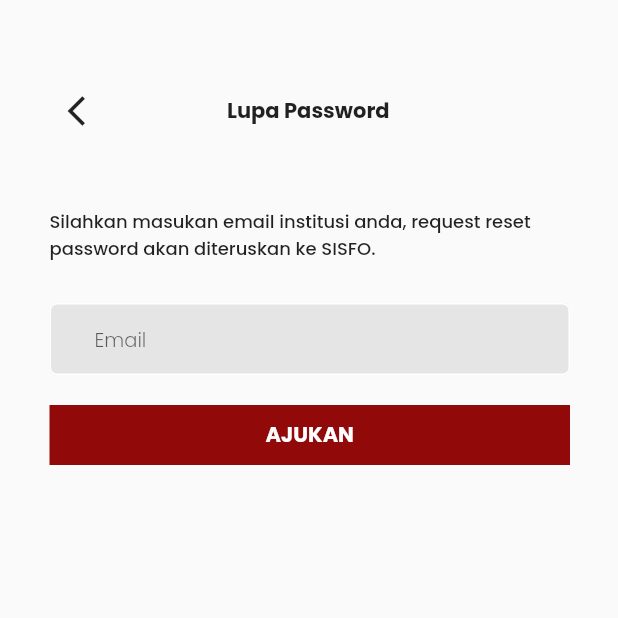
After one commit to L200180196/flutter-1-base, a Flutter app: the Home screen opened directly, after a tap on "Logout", after a tap on "Forgot password?", on a phone screen of 412 x 824 dp, the top half of it. The commit adds this screen. Run offline on Flutter 3.47's test engine with Material 2 defaults, Android fonts, the phone set to English and light mode, and no system bars; our stand-ins replace faker; missing offline and left inert: flutter_randomcolor.

Commit message:
new update latihan

```diff
--- a/flutter_1_base/lib/Exercise_TODO/HomePage.dart
+++ b/flutter_1_base/lib/Exercise_TODO/HomePage.dart
@@ -1,12 +1,20 @@
 import 'package:flutter/material.dart';
 
-class HomePage extends StatelessWidget {
+class HomePage extends StatefulWidget {
+  @override
+  State<HomePage> createState() => _HomePageState();
+}
+
+class _HomePageState extends State<HomePage> {
   final List<Map<String, dynamic>> mylist = [
     {
       "favColor" : ["Black", "Red", "Amber", "Blue","Black", "Red", "Amber", "Blue"]
     },
   ];
+
   Color buttonColor = const Color.fromRGBO(80, 194, 201, 1);
+  Color bgColor = Color.fromRGBO(229, 229, 229, 5);
+  bool statCB = false;
   @override
   Widget build(BuildContext context) {
     return Scaffold(
@@ -59,9 +67,16 @@ class HomePage extends StatelessWidget {
           Container(
             margin: EdgeInsets.symmetric(horizontal: 26),
             width: double.infinity,
-            height: 240,
+            height: 400,
             decoration: BoxDecoration(
-              color: Colors.amber,
+              boxShadow: [
+                BoxShadow(
+                  blurRadius: 50,
+                  blurStyle: BlurStyle.outer,
+                  spreadRadius: 0.1
+                )
+              ],
+              color: bgColor,
               borderRadius: BorderRadius.all(Radius.circular(24)),
             ),
             child: Container(
@@ -79,15 +94,39 @@ class HomePage extends StatelessWidget {
                       ),
                       Padding(
                         padding: const EdgeInsets.only(right: 26),
-                        child: ElevatedButton(
+                        child: IconButton(
+                          iconSize: 30,
                           onPressed: () {},
-                          child: Icon(Icons.add_circle_outline_rounded),
+                          icon: Icon(
+                            Icons.add_circle_outline_rounded,
+                            color: buttonColor
+                          ),
                         ),
                       ),
                     ],
                   ),
                   Container(
-                    height: 100,
+                    padding: EdgeInsets.only(left: 21),
+                    alignment: Alignment.centerLeft,
+                    width: double.infinity,
+                    height: 300,
+                    child: ListView(
+                      children: [
+                        Row(
+                          children: [
+                            Checkbox(
+                              value: statCB,
+                              onChanged: (value){
+                                setState(() {
+                                  statCB = !statCB;
+                                });
+                              }
+                            ),
+                            Text("Cook Rice and Chicken at 10 am")
+                          ],
+                        )
+                      ],
+                    )
                   )
                 ],
               ),
--- /dev/null
+++ b/flutter_1_base/lib/Igracias/Home.dart
@@ -0,0 +1,302 @@
+import 'dart:math';
+
+import 'package:flutter/material.dart';
+import 'package:flutter_1_base/Igracias/Login_I.dart';
+
+class Home extends StatelessWidget {
+Color btnColor = const Color.fromRGBO(145, 9, 9, 1);
+Color boxYellow = Color.fromRGBO(255, 175, 89, 1);
+final List<Container> myList = List.generate(
+  6, (index) {
+    return Container(
+      color: Color.fromARGB(
+        255,
+        Random().nextInt(256),
+        Random().nextInt(256),
+        Random().nextInt(256),
+      ),
+    );
+  }
+);
+
+  @override
+  Widget build(BuildContext context){
+    return Scaffold(
+      backgroundColor: Colors.white,
+      body: ListView(
+        padding: EdgeInsets.fromLTRB(33, 80, 33, 0),
+        children: [
+          Container(
+            child: Column(
+              mainAxisAlignment: MainAxisAlignment.spaceBetween,
+              children: [
+                Row(
+                  mainAxisAlignment: MainAxisAlignment.spaceBetween,
+                  children: [
+                    Container(
+                      alignment: Alignment.topLeft,
+                      width: 90,
+                      height: 18,
+                      child: Image(
+                        fit: BoxFit.cover,
+                        image: AssetImage("images/igracias/logo_igracias.png"),
+                      ),
+                    ),
+                    Container(
+                      width: 75,
+                      height: 23,
+                      margin: EdgeInsets.all(0),
+                      child: ElevatedButton(
+                        onPressed: () {
+                          Navigator.of(context).pushReplacement(
+                            MaterialPageRoute(
+                              builder: ((context) => Login())
+                            )
+                          );
+                        },
+                        style: ButtonStyle(
+                          backgroundColor: MaterialStatePropertyAll(Colors.white),
+
+                        ),
+                        child: Text(
+                          "Logout",
+                          textAlign: TextAlign.center,
+                          style: TextStyle(
+                            color: btnColor,
+                            fontSize: 12,
+                            fontWeight: FontWeight.w700
+                          ),
+                        ),
+                      ),
+                    ),
+                  ],
+                ),
+                Padding(
+                  padding: EdgeInsets.fromLTRB(0, 24, 0, 12),
+                  child: Row(
+                    mainAxisAlignment: MainAxisAlignment.spaceBetween,
+                    children: [
+                      Container(
+                        width: 280,
+                        child: Column(
+                          children: [
+                            Container(
+                              width: double.infinity,
+                              child: Text(
+                                textAlign: TextAlign.left,
+                                "Hallo",
+                                style: TextStyle(
+
+                                  fontWeight: FontWeight.w400,
+                                  fontSize: 16,
+                                ),
+                              ),
+                            ),
+                            Container(
+                              width: double.infinity,
+                              child: Text(
+                                "Amartya Maulana",
+                                textAlign: TextAlign.left,
+                                style: TextStyle(
+                                  fontWeight: FontWeight.bold,
+                                  fontSize: 16,
+                                ),
+                              ),
+                            ),
+                            Container(
+                              width: double.infinity,
+                              child: Text(
+                                "Selasa 14 Maret 2023",
+                                textAlign: TextAlign.left,
+                                style: TextStyle(
+                                  fontWeight: FontWeight.w600,
+                                  fontSize: 12,
+                                ),
+                              ),
+                            ),
+                          ],
+                        ),
+                      ),
+                      IconButton(
+                        onPressed: () {},
+                        icon: Icon(Icons.notifications_none_outlined)
+                      )
+                    ],
+                  ),
+                ),
+                Container(
+                  width: double.infinity,
+                  height: 108,
+                  decoration: BoxDecoration(
+                    color: boxYellow,
+                    borderRadius: BorderRadius.circular(5)
+                  ),
+                  child: Padding(
+                    padding: const EdgeInsets.fromLTRB(10, 7, 0, 7),
+                    child: Column(
+                      children: [
+                        Container(
+                          padding: EdgeInsets.only(bottom: 5),
+                          width: double.infinity,
+                          child: Text(
+                            "Jadwal saat ini",
+                            textAlign: TextAlign.left,
+                            style: TextStyle(
+                              fontWeight: FontWeight.bold,
+                              fontSize: 14,
+                              color: Colors.white,
+                            ),
+                          ),
+                        ),
+                        Row(
+                          children: [
+                            Container(
+                              margin: EdgeInsets.only(bottom: 3),
+                              width: 20,
+                              height: 20,
+                              child: Image(
+                                fit: BoxFit.cover,
+                                image: AssetImage("images/igracias/buku.png"),
+                                ),
+                            ),
+                            Container(
+                              padding: EdgeInsets.only(left: 10),
+                              child: Text(
+                                "Sistem Informasi Geografis",
+                                textAlign: TextAlign.left,
+                                style: TextStyle(
+                                  fontWeight: FontWeight.bold,
+                                  fontSize: 14,
+                                  color: Colors.white,
+                                ),
+                              ),
+                            ),
+                          ],
+                        ),
+                        Row(
+                          children: [
+                            Container(
+                              margin: EdgeInsets.only(bottom: 3),
+                              width: 20,
+                              height: 20,
+                              child: Image(
+                                fit: BoxFit.cover,
+                                image: AssetImage("images/igracias/bangunan.png"),
+                                ),
+                            ),
+                            Container(
+                              padding: EdgeInsets.only(left: 10),
+                              child: Text(
+                                "IOT-105",
+                                textAlign: TextAlign.left,
+                                style: TextStyle(
+                                  fontWeight: FontWeight.bold,
+                                  fontSize: 14,
+                                  color: Colors.white,
+                                ),
+                              ),
+                            ),
+                          ],
+                        ),
+                        Row(
+                          children: [
+                            Container(
+                              width: 20,
+                              height: 20,
+                              child: Image(
+                                fit: BoxFit.cover,
+                                image: AssetImage("images/igracias/jam.png"),
+                                ),
+                            ),
+                            Container(
+                              padding: EdgeInsets.only(left: 10),
+                              child: Text(
+                                "07.30 - 10.30",
+                                textAlign: TextAlign.left,
+                                style: TextStyle(
+                                  fontWeight: FontWeight.bold,
+                                  fontSize: 14,
+                                  color: Colors.white,
+                                ),
+                              ),
+                            ),
+                          ],
+                        ),
+                      ],
+                    ),
+                  ),
+                ),
+                Padding(
+                  padding: const EdgeInsets.only(top: 40),
+                  child: Container(
+                    width: double.infinity,
+                    height: 400,
+                    child: Column(
+                      children: [
+                        Row(
+                          mainAxisAlignment: MainAxisAlignment.spaceBetween,
+                          children: [
+                            Container(
+                              width: 90,
+                              height: 80,
+                              decoration: BoxDecoration(
+                                borderRadius: BorderRadius.circular(15),
+                                color: Colors.amber,
+                              ),
+                              child: TextButton(
+                                onPressed: () {},
+                                child: Column(
+                                  mainAxisAlignment: MainAxisAlignment.start,
+                                  children: [
+                                    Container(
+                                      margin: EdgeInsets.only(top: 5),
+                                      width: 40,
+                                      height: 40,
+                                      child: Image(
+                                        image: AssetImage("images/igracias/jam.png"),
+                                        fit: BoxFit.cover,
+                                        color: Colors.black,
+                                      ),
+                                    ),
+                                    Text(
+                                      "Profile",
+                                      style: TextStyle(
+                                        fontSize: 13,
+                                        fontWeight: FontWeight.w400,
+                                        color: Colors.black
+                                      ),
+                                    )
+                                  ],
+                                ),
+                              ),
+                            ),
+                            Container(
+                              width: 90,
+                              height: 80,
+                              decoration: BoxDecoration(
+                                borderRadius: BorderRadius.circular(15),
+                                color: Colors.amber,
+                              ),
+                            ),
+                            Container(
+                              width: 90,
+                              height: 80,
+                              decoration: BoxDecoration(
+                                borderRadius: BorderRadius.circular(15),
+                                color: Colors.amber,
+                              ),
+                            ),
+                          ],
+                        )
+                      ],
+                    ),
+                  ),
+                )
+              ],
+            ),
+          ),
+        ],
+      ),
+    );;
+  }
+}
--- /dev/null
+++ b/flutter_1_base/lib/Igracias/Login_I.dart
@@ -0,0 +1,147 @@
+import 'package:flutter/material.dart';
+import 'LupaPassword_I.dart';
+import 'Home.dart';
+
+class Login extends StatelessWidget {
+  Color btnColor = const Color.fromRGBO(145, 9, 9, 3);
+  @override
+  Widget build(BuildContext context) {
+    return Scaffold(
+      backgroundColor: Colors.white,
+      body: ListView(
+        padding: EdgeInsets.only(top: 91),
+        children: [
+          Container(
+            child: Column(
+              mainAxisAlignment: MainAxisAlignment.spaceBetween,
+              children: [
+                Container(
+                  alignment: Alignment.topLeft,
+                  margin: EdgeInsets.only(bottom: 58),
+                  width: 217,
+                  height: 43,
+                  child: Image(
+                    fit: BoxFit.cover,
+                    image: AssetImage("images/igracias/logo_igracias.png"),
+                  ),
+                ),
+                Container(
+                  margin: EdgeInsets.only(bottom: 31,left: 33),
+                  alignment: Alignment.centerLeft,
+                  child: Text(
+                    "Login to your Account",
+                    style: TextStyle(
+                      fontWeight: FontWeight.w500,
+                      fontSize: 14,
+                    ),
+                  ),
+                ),
+                Container(
+                  padding: EdgeInsets.fromLTRB(32, 0, 33, 21),
+                  child: const TextField(
+                    decoration: InputDecoration(
+                      filled: true,
+                      fillColor: Color.fromRGBO(229, 229, 229, 5),
+                      contentPadding: EdgeInsets.only(left: 30),
+                      hintStyle: TextStyle(
+                        fontSize: 13,
+                        fontWeight: FontWeight.w300,
+                      ),
+                      hintText: "Nomor Induk Mahasiswa",
+                      border: OutlineInputBorder(),
+                      focusedBorder: OutlineInputBorder(
+                        borderRadius: BorderRadius.all(Radius.circular(5)),
+                        borderSide: BorderSide(
+                          color: Colors.white,
+                          )
+                      ),
+                      enabledBorder: OutlineInputBorder(
+                        borderRadius: BorderRadius.all(Radius.circular(5)),
+                        borderSide: BorderSide(
+                          color: Colors.white,
+                        )
+                      ),
+                    ),
+                  ),
+                ),
+                Container(
+                  padding: EdgeInsets.fromLTRB(32, 0, 33, 16),
+                  child: const TextField(
+                    obscureText: true,
+                    decoration: InputDecoration(
+                      filled: true,
+                      fillColor: Color.fromRGBO(229, 229, 229, 5),
+                      contentPadding: EdgeInsets.only(left: 30,),
+                      hintStyle: TextStyle(
+                        fontSize: 13,
+                        fontWeight: FontWeight.w300,
+                      ),
+                      hintText: "Password",
+                      border: OutlineInputBorder(),
+                      focusedBorder: OutlineInputBorder(
+                        borderRadius: BorderRadius.all(Radius.circular(5)),
+                        borderSide: BorderSide(
+                          color: Colors.white,
+                          )
+                      ),
+                      enabledBorder: OutlineInputBorder(
+                        borderRadius: BorderRadius.all(Radius.circular(5)),
+                        borderSide: BorderSide(
+                          color: Colors.white,
+                        )
+                      ),
+                    ),
+                  ),
+                ),
+                Container(
+                  alignment: Alignment.centerRight,
+                  padding: EdgeInsets.only(right: 32),
+                  child: TextButton(
+                    onPressed: () {
+                      Navigator.of(context).push(
+                        MaterialPageRoute(
+                          builder: ((context) => LupaPassword())
+                        )
+                      );
+                    },
+                    child: Text(
+                      "Forgot password?",
+                      style: TextStyle(
+                        color: Colors.black,
+                        fontSize: 12,
+                      ),
+                    )
+                  ),
+                ),
+                Container(
+                  margin: EdgeInsets.fromLTRB(27, 40, 23, 23),
+                  width: double.infinity,
+                  height: 62,
+                  color: btnColor,
+                  child: TextButton(
+                    onPressed: () {
+                      Navigator.of(context).push(
+                        MaterialPageRoute(
+                          builder: ((context) => Home())
+                        )
+                      );
+                    },
+                    child: Text(
+                      "LOGIN",
+                      textAlign: TextAlign.center,
+                      style: TextStyle(
+                        color: Colors.white,
+                        fontSize: 14,
+                        fontWeight: FontWeight.w700
+                      ),
+                    ),
+                  ),
+                ),
+              ],
+            ),
+          ),
+        ],
+      ),
+    );
+  }
+}
--- /dev/null
+++ b/flutter_1_base/lib/Igracias/LupaPassword_I.dart
@@ -0,0 +1,96 @@
+import 'package:flutter/material.dart';
+import 'Login_I.dart';
+
+class LupaPassword extends StatelessWidget {
+
+  Color btnColor = const Color.fromRGBO(145, 9, 9, 3);
+  @override
+  Widget build(BuildContext context) {
+    return Scaffold(
+      body: Container(
+        padding: EdgeInsets.fromLTRB(33, 50, 32, 0),
+        child: Column(
+          children: [
+            Row(
+              mainAxisAlignment: MainAxisAlignment.spaceBetween,
+              children: [
+                IconButton(
+                  onPressed: () {
+                    Navigator.of(context).pop();
+                  },
+                  icon: Icon(Icons.arrow_back_ios),
+                ),
+                Text(
+                  "Lupa Password",
+                  style: TextStyle(
+                    fontSize: 14,
+                    fontWeight: FontWeight.bold,
+                  ),
+                ),
+                SizedBox(
+                  width: 50,
+                )
+              ],
+            ),
+            Container(
+              padding: EdgeInsets.fromLTRB(0, 41, 0, 27),
+              child: Text(
+                "Silahkan masukan email institusi anda, request reset password akan diteruskan ke SISFO.",
+                maxLines: 2,
+                style: TextStyle(
+                  fontSize: 12,
+                  fontWeight: FontWeight.w500
+                ),
+              ),
+            ),
+            Container(
+              child: const TextField(
+                decoration: InputDecoration(
+                  filled: true,
+                  fillColor: Color.fromRGBO(229, 229, 229, 5),
+                  contentPadding: EdgeInsets.only(left: 30),
+                  hintStyle: TextStyle(
+                    fontSize: 13,
+                    fontWeight: FontWeight.w300,
+                  ),
+                  hintText: "Email",
+                  border: OutlineInputBorder(),
+                  focusedBorder: OutlineInputBorder(
+                    borderRadius: BorderRadius.all(Radius.circular(5)),
+                    borderSide: BorderSide(
+                      color: Colors.white,
+                      )
+                  ),
+                  enabledBorder: OutlineInputBorder(
+                    borderRadius: BorderRadius.all(Radius.circular(5)),
+                    borderSide: BorderSide(
+                      color: Colors.white,
+                    )
+                  ),
+                ),
+              ),
+            ),
+            Container(
+              margin: EdgeInsets.only(top: 20),
+              width: double.infinity,
+              height: 40,
+              color: btnColor,
+              child: TextButton(
+                onPressed: () {},
+                child: Text(
+                  "AJUKAN",
+                  textAlign: TextAlign.center,
+                  style: TextStyle(
+                    color: Colors.white,
+                    fontSize: 14,
+                    fontWeight: FontWeight.w700
+                  ),
+                ),
+              ),
+            ),
+          ],
+        ),
+      )
+    );
+  }
+}
--- a/flutter_1_base/lib/lat19_GridViewWidget.dart
+++ b/flutter_1_base/lib/lat19_GridViewWidget.dart
@@ -34,7 +34,7 @@ class Lat19 extends StatelessWidget {
         //   children: myList,
         // ),
         body: GridView.count(
-          crossAxisCount: 6,
+          crossAxisCount: 3,
           childAspectRatio: 1,
           crossAxisSpacing: 10,
           mainAxisSpacing: 10,
--- a/flutter_1_base/lib/main.dart
+++ b/flutter_1_base/lib/main.dart
@@ -19,13 +19,16 @@ import 'lat15_TabBarWidget.dart';
 import 'lat16_TextFieldFitur.dart';
 import 'lat18_TextFieldControl.dart';
 import 'lat21_DismissibleWidget.dart';
+import 'Igracias/Login_I.dart';
 
 void main(){
+  Color btnColor = const Color.fromRGBO(145, 9, 9, 3);
   runApp(
     MaterialApp(
       debugShowCheckedModeBanner: false,
-      theme: ThemeData(fontFamily: "Poppins"),
-      home: GetStarted(),
+      theme: ThemeData(
+        fontFamily: "Poppins",),
+      home: Login(),
       // initialRoute: Hal1.nameRoute,
       // routes: {
       //   Hal1.nameRoute: (context) => Hal1(),
--- a/flutter_1_base/pubspec.yaml
+++ b/flutter_1_base/pubspec.yaml
@@ -68,6 +68,10 @@ flutter:
     - images/asset1/getstarted.png
     - images/asset1/shape.png
     - images/asset1/signin.png
+    - images/igracias/logo_igracias.png
+    - images/igracias/buku.png
+    - images/igracias/bangunan.png
+    - images/igracias/jam.png
   #   - images/a_dot_ham.jpeg
 
   # An image asset can refer to one or more resolution-specific "variants", see
```
Also changed, not shown: flutter_1_base/images/Igracias/bangunan.png (added), flutter_1_base/images/Igracias/buku.png (added), flutter_1_base/images/Igracias/jam.png (added), flutter_1_base/images/Igracias/logo_igracias.png (added).
